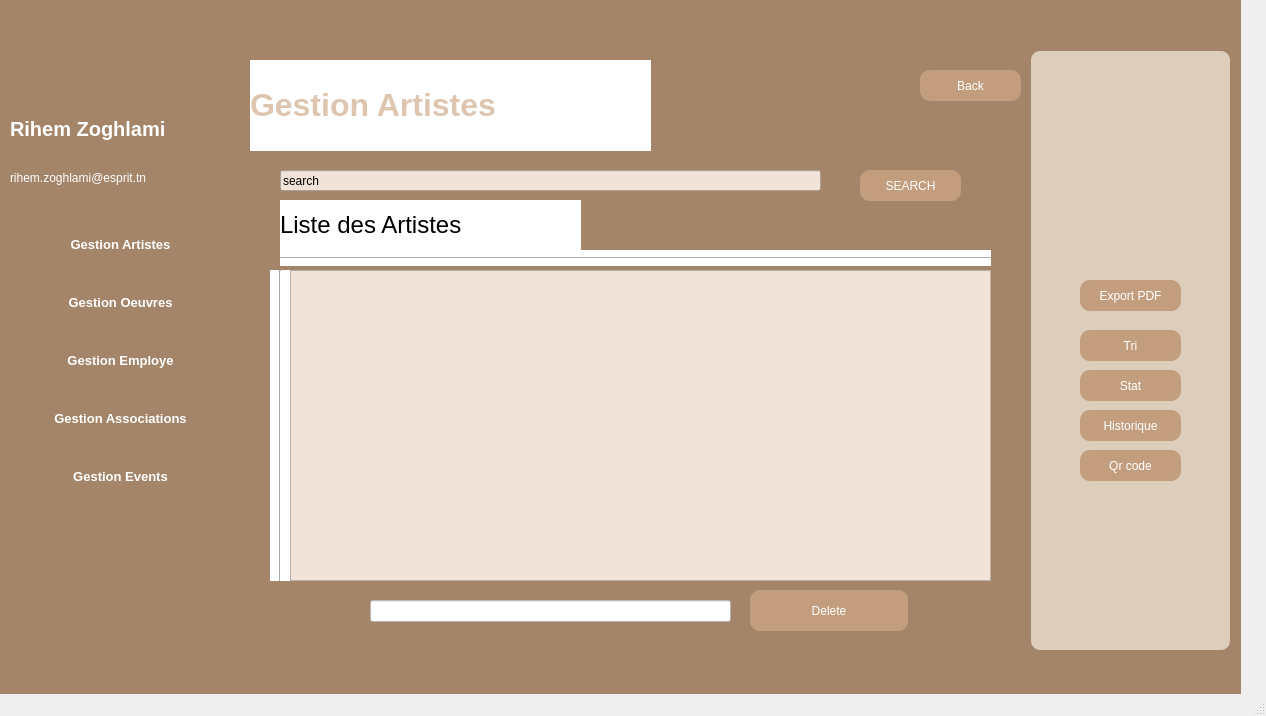
Qt form mainwindow.ui (Projet-CPP-2A6/projetQT) before a commit.
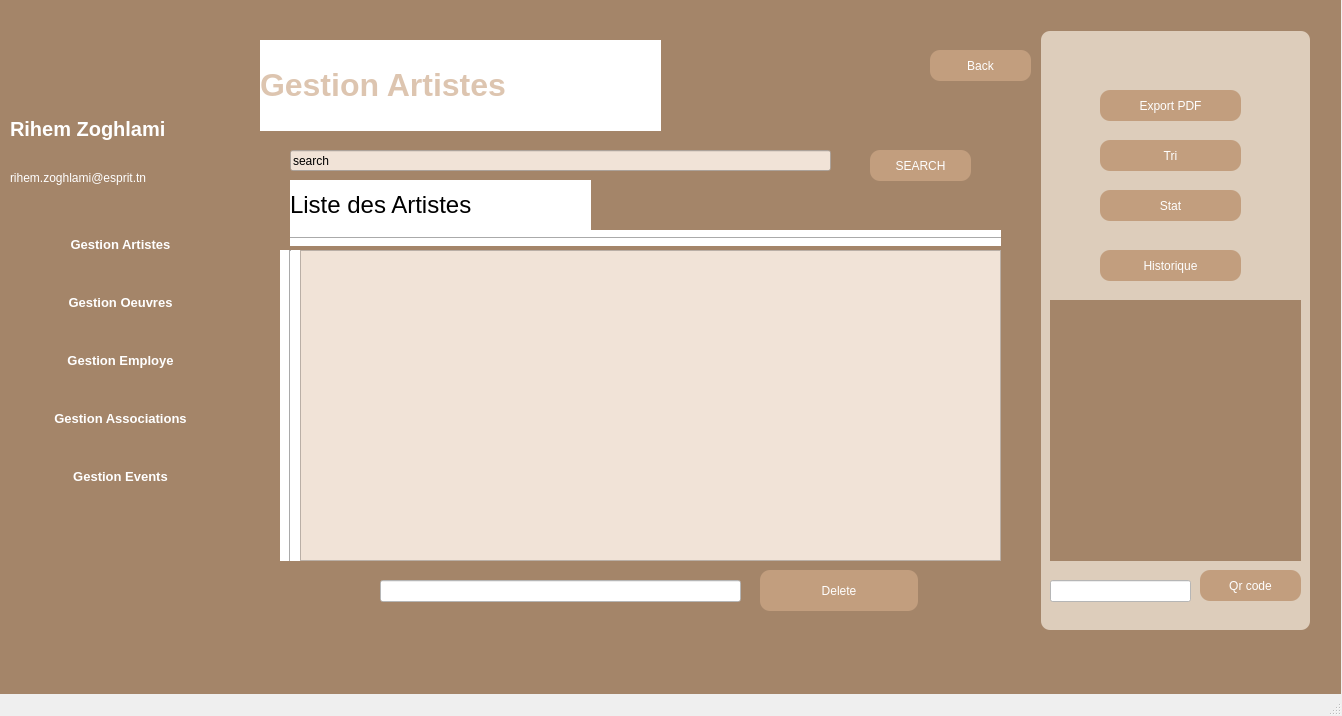
The same form after that commit.

The edit to the form file:
```diff
--- a/mainwindow.ui
+++ b/mainwindow.ui
@@ -6,7 +6,7 @@
    <rect>
     <x>0</x>
     <y>0</y>
-    <width>1266</width>
+    <width>1342</width>
     <height>716</height>
    </rect>
   </property>
@@ -19,7 +19,7 @@
      <rect>
       <x>0</x>
       <y>0</y>
-      <width>1241</width>
+      <width>1341</width>
       <height>711</height>
      </rect>
     </property>
@@ -29,8 +29,8 @@
     <widget class="QStackedWidget" name="stackedWidget">
      <property name="geometry">
       <rect>
-       <x>230</x>
-       <y>50</y>
+       <x>240</x>
+       <y>30</y>
        <width>801</width>
        <height>601</height>
       </rect>
@@ -659,9 +659,9 @@
     <widget class="QWidget" name="widget_2" native="true">
      <property name="geometry">
       <rect>
-       <x>1030</x>
-       <y>50</y>
-       <width>201</width>
+       <x>1040</x>
+       <y>30</y>
+       <width>271</width>
        <height>601</height>
       </rect>
      </property>
@@ -678,9 +678,9 @@
      <widget class="QPushButton" name="pdf_r">
       <property name="geometry">
        <rect>
-        <x>50</x>
-        <y>230</y>
-        <width>101</width>
+        <x>60</x>
+        <y>60</y>
+        <width>141</width>
         <height>31</height>
        </rect>
       </property>
@@ -706,9 +706,9 @@
      <widget class="QPushButton" name="stat_r">
       <property name="geometry">
        <rect>
-        <x>50</x>
-        <y>320</y>
-        <width>101</width>
+        <x>60</x>
+        <y>160</y>
+        <width>141</width>
         <height>31</height>
        </rect>
       </property>
@@ -734,9 +734,9 @@
      <widget class="QPushButton" name="tri_r">
       <property name="geometry">
        <rect>
-        <x>50</x>
-        <y>280</y>
-        <width>101</width>
+        <x>60</x>
+        <y>110</y>
+        <width>141</width>
         <height>31</height>
        </rect>
       </property>
@@ -762,9 +762,9 @@
      <widget class="QPushButton" name="historique_r">
       <property name="geometry">
        <rect>
-        <x>50</x>
-        <y>360</y>
-        <width>101</width>
+        <x>60</x>
+        <y>220</y>
+        <width>141</width>
         <height>31</height>
        </rect>
       </property>
@@ -787,11 +787,33 @@
        <string>Historique</string>
       </property>
      </widget>
+     <widget class="QLabel" name="qr_code">
+      <property name="geometry">
+       <rect>
+        <x>10</x>
+        <y>270</y>
+        <width>251</width>
+        <height>261</height>
+       </rect>
+      </property>
+      <property name="styleSheet">
+       <string notr="true">/* Style pour la widget 2 */
+QWidget#widget_2 {
+    background-color: rgb(221, 205, 187); /* Couleur de fond de la widget 2 */
+    border-radius: 10px; /* Bordures arrondies */
+    border: 2px solid transparent; /* Bordure transparente */
+    padding: 10px; /* Marge intérieure */
+}</string>
+      </property>
+      <property name="text">
+       <string/>
+      </property>
+     </widget>
      <widget class="QPushButton" name="qrcode">
       <property name="geometry">
        <rect>
-        <x>50</x>
-        <y>400</y>
+        <x>160</x>
+        <y>540</y>
         <width>101</width>
         <height>31</height>
        </rect>
@@ -815,6 +837,19 @@
        <string>Qr code</string>
       </property>
      </widget>
+     <widget class="QLineEdit" name="id_artiste_2">
+      <property name="geometry">
+       <rect>
+        <x>10</x>
+        <y>550</y>
+        <width>141</width>
+        <height>22</height>
+       </rect>
+      </property>
+      <property name="styleSheet">
+       <string notr="true">background-color: rgb(255, 255, 255);</string>
+      </property>
+     </widget>
     </widget>
     <widget class="QLabel" name="label_3">
      <property name="geometry">
```
Left out of the diff: 4 changed lines with no effect on the pictures.
